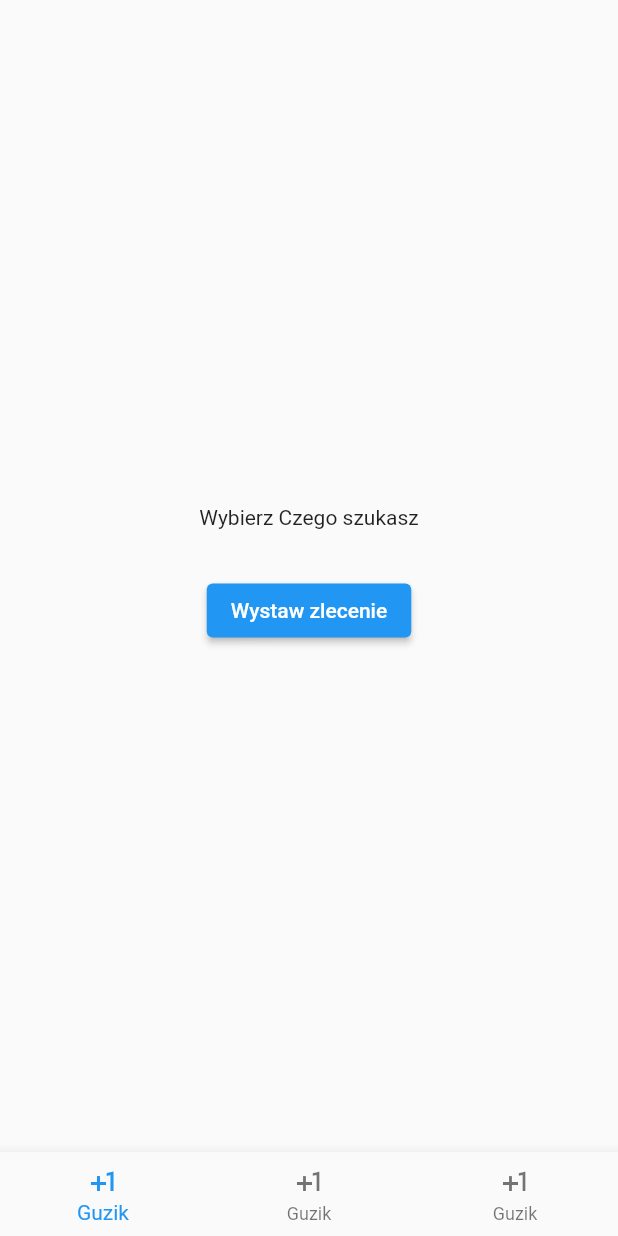
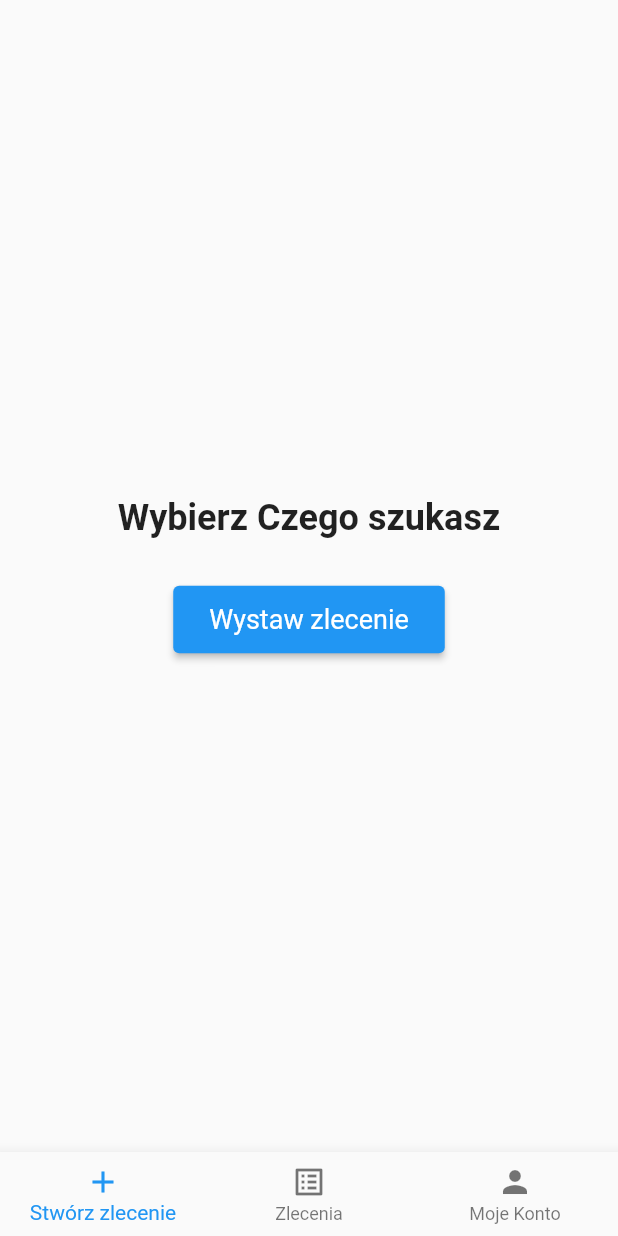
Before and after one commit to Ancyrafi/workierr, a Flutter app: the screen it shows once a user with an empty profile is signed in, on a phone screen of 412 x 824 dp. Run offline on Flutter 3.47's test engine with Material 2 defaults, Android fonts, the phone set to English and light mode, and no system bars; our stand-ins replace cloud_firestore, firebase_auth, firebase_core, flutter_bloc; missing offline and left inert: flutterfire_ui; accounts and stored records are empty.

```diff
--- /dev/null
+++ b/lib/features/AddOrder/cubit/addorder_state.dart
@@ -0,0 +1,4 @@
+part of 'addorder_cubit.dart';
+
+@immutable
+class AddOrderState {}
--- a/lib/features/Home/home.dart
+++ b/lib/features/Home/home.dart
@@ -15,7 +15,9 @@ class _HomeState extends State<Home> {
   @override
   Widget build(BuildContext context) {
     return Scaffold(
-      body: Builder(builder: (context) {
+      body: Padding(
+        padding: const EdgeInsets.all(16.0),
+        child: Builder(builder: (context) {
           if (index == 2) {
             return const UserProfile();
           }
@@ -29,6 +31,11 @@ class _HomeState extends State<Home> {
                       Navigator.of(context).push(MaterialPageRoute(
                           builder: (context) => const QuestPage()));
                     },
+                    style: ElevatedButton.styleFrom(
+                      padding: const EdgeInsets.symmetric(
+                          horizontal: 24.0, vertical: 12.0),
+                      textStyle: const TextStyle(fontSize: 18.0),
+                    ),
                     child: const Text('Szukaj zlecenia'),
                   ),
                   const SizedBox(
@@ -42,7 +49,10 @@ class _HomeState extends State<Home> {
             mainAxisAlignment: MainAxisAlignment.center,
             children: [
               const Center(
-              child: Text('Wybierz Czego szukasz'),
+                child: Text(
+                  'Wybierz Czego szukasz',
+                  style: TextStyle(fontSize: 24.0, fontWeight: FontWeight.bold),
+                ),
               ),
               const SizedBox(
                 height: 30,
@@ -55,11 +65,17 @@ class _HomeState extends State<Home> {
                     ),
                   );
                 },
+                style: ElevatedButton.styleFrom(
+                  padding: const EdgeInsets.symmetric(
+                      horizontal: 24.0, vertical: 12.0),
+                  textStyle: const TextStyle(fontSize: 18.0),
+                ),
                 child: const Text('Wystaw zlecenie'),
               ),
             ],
           );
         }),
+      ),
       bottomNavigationBar: BottomNavigationBar(
         currentIndex: index,
         onTap: (newIndex) {
@@ -69,16 +85,16 @@ class _HomeState extends State<Home> {
         },
         items: const [
           BottomNavigationBarItem(
-            icon: Icon(Icons.plus_one),
-            label: 'Guzik',
+            icon: Icon(Icons.add),
+            label: 'Stwórz zlecenie',
           ),
           BottomNavigationBarItem(
-            icon: Icon(Icons.plus_one),
-            label: 'Guzik',
+            icon: Icon(Icons.list_alt),
+            label: 'Zlecenia',
           ),
           BottomNavigationBarItem(
-            icon: Icon(Icons.plus_one),
-            label: 'Guzik',
+            icon: Icon(Icons.person),
+            label: 'Moje Konto',
           ),
         ],
       ),
--- a/pubspec.yaml
+++ b/pubspec.yaml
@@ -39,6 +39,7 @@ dependencies:
   firebase_core: ^2.7.1
   firebase_auth: ^4.2.10
   flutterfire_ui: ^0.4.3+20
+  cloud_firestore: ^4.4.4
 
 dev_dependencies:
   flutter_test:
```
Also changed, not shown: lib/features/AddOrder/add_order.dart (added, +93 -0 lines), lib/features/AddOrder/cubit/addorder_cubit.dart (added, +26 -0 lines), lib/features/OrderPage/order_page.dart (+61 -3 lines), lib/repository/reposytory.dart (added, +19 -0 lines), pubspec.lock. Lines whose indentation alone changed are shown as unchanged.
